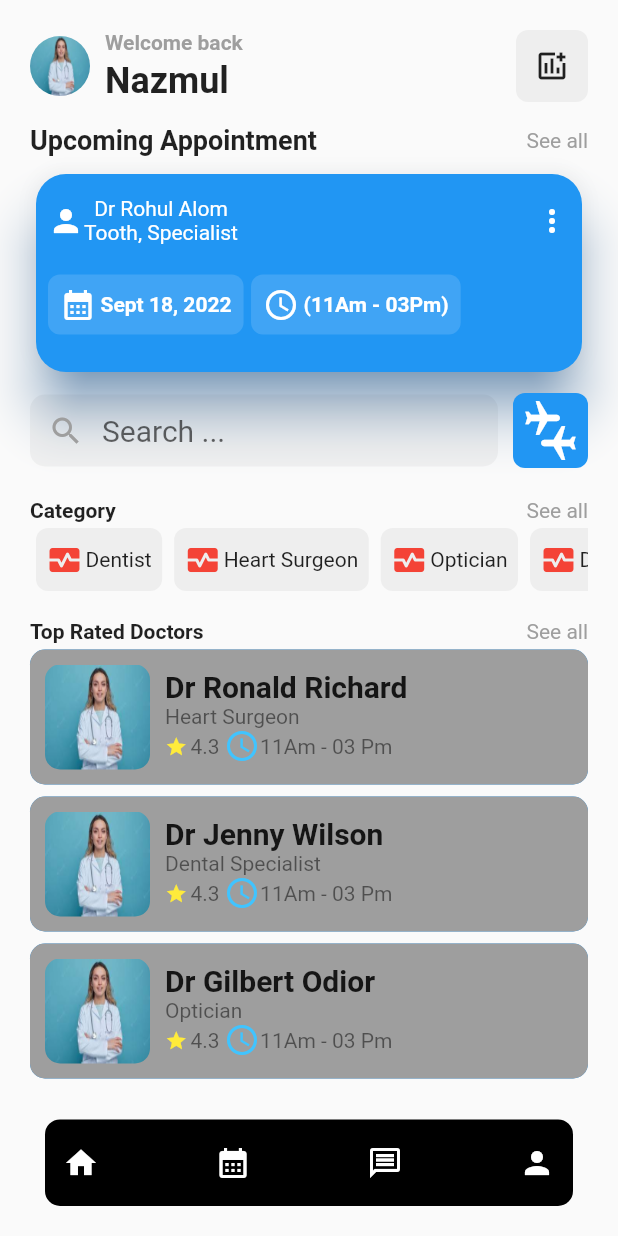
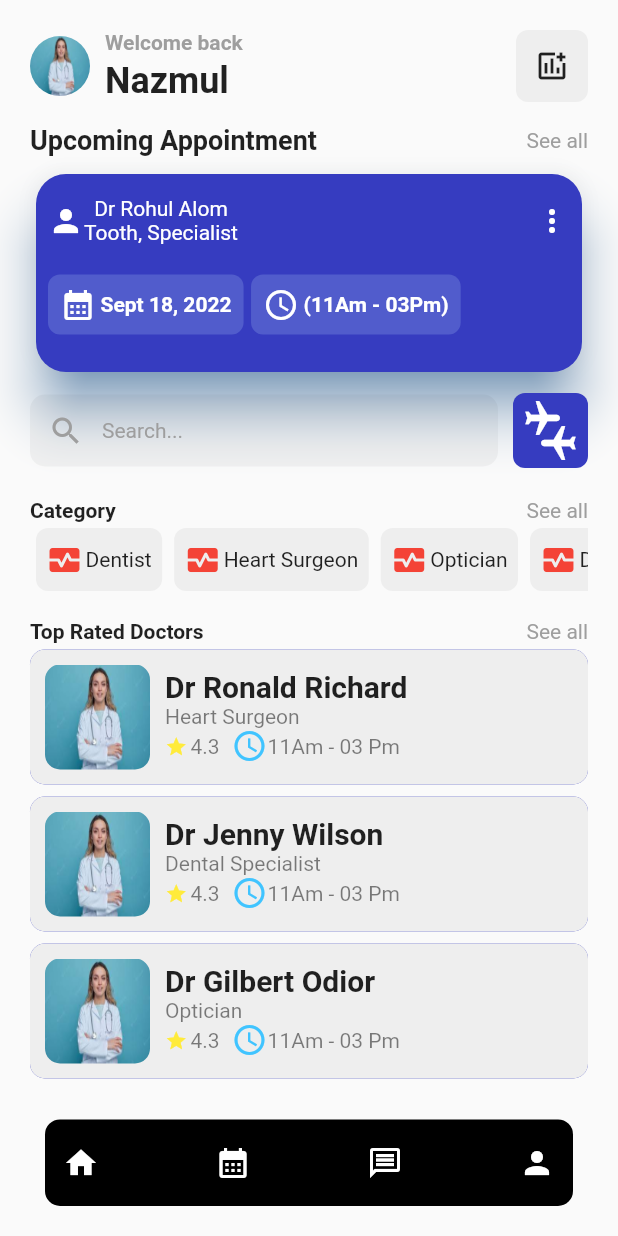
Before and after one commit to ernestkoko/kora_play, a Flutter app: the screen it shows after launch, after a tap on "Get Started", on a phone screen of 412 x 824 dp. Run offline on Flutter 3.47's test engine with Material 2 defaults, Android fonts, the phone set to English and light mode, and no system bars; drawn by our look-alikes of flutter_slidable; our stand-ins replace smooth_page_indicator.

Commit message:
Final before submission

```diff
--- a/lib/app/modules/details_module/details_page.dart
+++ b/lib/app/modules/details_module/details_page.dart
@@ -22,9 +22,11 @@ class DetailsPage extends StatelessWidget {
                 child: ListView(
                   children: [
                     Container(
-                      padding: const EdgeInsets.all(15.0),
+                      padding: const EdgeInsets.only(left: 15, top: 15, right: 25, bottom: 15),
                       margin: const EdgeInsets.only(bottom: 25),
+
                       decoration: ShapeDecoration(
+
                         color: Theme.of(context).primaryColor,
                         shape: const RoundedRectangleBorder(
                           borderRadius: BorderRadius.only(
@@ -146,7 +148,7 @@ class DetailsPage extends StatelessWidget {
                               Expanded(
                                 child: Image.asset(
                                   "assets/img/doctor1.jpg",
-                                  fit: BoxFit.contain,
+                                  fit: BoxFit.fill,
                                   scale: 2,
                                 ),
                               ),
--- a/lib/app/modules/details_module/widgets/date_container.dart
+++ b/lib/app/modules/details_module/widgets/date_container.dart
@@ -23,8 +23,8 @@ class DateContainer extends StatelessWidget {
         child: Column
           (
           children: [
-            Text(day, style: TextStyle(color:today?Colors.white: Colors.black.withOpacity(0.6)),),
-             Text(date)
+            Text(day, style: TextStyle(color:today?Colors.white.withOpacity(0.6): Colors.black.withOpacity(0.6)),),
+             Text(date, style: TextStyle(color: today? Colors.white: Colors.black, fontWeight: FontWeight.bold),)
           ],
         ),
       ),
--- a/lib/app/modules/home_module/home_page.dart
+++ b/lib/app/modules/home_module/home_page.dart
@@ -15,10 +15,13 @@ class HomePage extends StatelessWidget {
   @override
   Widget build(BuildContext context) {
     return Scaffold(
+      resizeToAvoidBottomInset: false,
       body: Container(
         padding: const EdgeInsets.all(20),
         child: SafeArea(
+
           child: Stack(
+
             children: [
               Positioned(
                 left: 0,
@@ -69,7 +72,7 @@ class HomePage extends StatelessWidget {
                         Container(
                           decoration: ShapeDecoration(
                               color: Colors.grey.shade200,
-                              shape: const RoundedRectangleBorder(
+                              shape: const  RoundedRectangleBorder(
                                   borderRadius: BorderRadius.all(
                                 Radius.circular(8),
                               ))),
@@ -97,6 +100,8 @@ class HomePage extends StatelessWidget {
                     const SizedBox(
                       height: 8.0,
                     ),
+                    Column(
+                      children: [
                         Card(
                           elevation: 15,
                           shadowColor: Theme.of(context).primaryColorDark,
@@ -141,7 +146,7 @@ class HomePage extends StatelessWidget {
                                 Row(
                                   children: [
                                     Container(
-                                  padding: EdgeInsets.all(8),
+                                      padding:const  EdgeInsets.all(8),
                                       decoration: ShapeDecoration(
                                           color: Theme.of(context)
                                               .primaryColorLight
@@ -197,6 +202,8 @@ class HomePage extends StatelessWidget {
                             ),
                           ),
                         ),
+                      ],
+                    ),
                     const SizedBox(
                       height: 10,
                     ),
@@ -204,7 +211,7 @@ class HomePage extends StatelessWidget {
                       children: [
                         const Expanded(
                             child: TextField(
-                          style: TextStyle(fontSize: 20),
+                          style: TextStyle(fontSize: 14),
                           decoration: InputDecoration(
                               filled: true,
                               contentPadding: EdgeInsets.all(0),
@@ -212,7 +219,8 @@ class HomePage extends StatelessWidget {
                                 Icons.search,
                                 color: Colors.grey,
                               ),
-                              hintText: "Search ...",
+                              hintText: "Search...",
+                              hintStyle: TextStyle(color: Colors.grey),
                               border: OutlineInputBorder(
                                   borderSide: BorderSide.none,
                                   borderRadius: BorderRadius.all(
--- a/lib/app/modules/home_module/widgets/custom_slidable.dart
+++ b/lib/app/modules/home_module/widgets/custom_slidable.dart
@@ -37,9 +37,9 @@ class CustomSlidable extends StatelessWidget {
         ),
         child: Container(
           padding: const EdgeInsets.all(10),
-          decoration: const ShapeDecoration(
-              color: Colors.grey,
-              shape: RoundedRectangleBorder(
+          decoration:  ShapeDecoration(
+              color: Colors.grey.shade200,
+              shape:const  RoundedRectangleBorder(
                   borderRadius:
                   BorderRadius.all(Radius.circular(10)))),
           child: Row(
@@ -84,7 +84,7 @@ class CustomSlidable extends StatelessWidget {
                             color: Colors.black.withOpacity(0.5)),
                       ),
                       const SizedBox(
-                        width: 3,
+                        width: 8,
                       ),
                       const Icon(
                         Icons.access_time_outlined,
--- a/lib/app/modules/onboarding_module/onboarding_page.dart
+++ b/lib/app/modules/onboarding_module/onboarding_page.dart
@@ -90,10 +90,11 @@ class OnboardingPage extends StatelessWidget {
               right: 0,
               child: GestureDetector(
                 onTap: () {
-                  Navigator.push(
+                  Navigator.pushReplacement(
                     context,
                     MaterialPageRoute<void>(
                       builder: (context) => HomePage(),
+
                     ),
                   );
                 },
--- a/lib/main.dart
+++ b/lib/main.dart
@@ -22,9 +22,29 @@ class MyApp extends StatelessWidget {
       title: 'Koraplay',
       debugShowCheckedModeBanner: false,
       theme: ThemeData(
-        primarySwatch: Colors.blue,
+        primarySwatch: primary,
       ),
       home:  OnboardingPage(),
     );
   }
 }
+final color = Color(0xFF363cc0);
+final color1 =Color(0xFF000000
+);
+final color2 = Color(0xFFe2eaf1);
+   MaterialColor primary = MaterialColor(
+  _bluePrimaryValue,
+  <int, Color>{
+    50: const Color(0xFFE3F2FD),
+    100:const  Color(0xFFBBDEFB),
+    200:const  Color(0xFF90CAF9),
+    300:const Color(0xFF64B5F6),
+    400: const Color(0xFF42A5F5),
+    500: Color(_bluePrimaryValue),
+    600: const Color(0xFF1E88E5),
+    700: const Color(0xFF1976D2),
+    800: const Color(0xFF1565C0),
+    900: const Color(0xFF0D47A1),
+  },
+);
+   int _bluePrimaryValue = 0xFF363cc0;
```
Also changed, not shown: images/screen1.png (added), images/screen2.png (added), images/screen3.png (added), images/screen4.png (added), 2 other files. Lines whose indentation alone changed are shown as unchanged.
